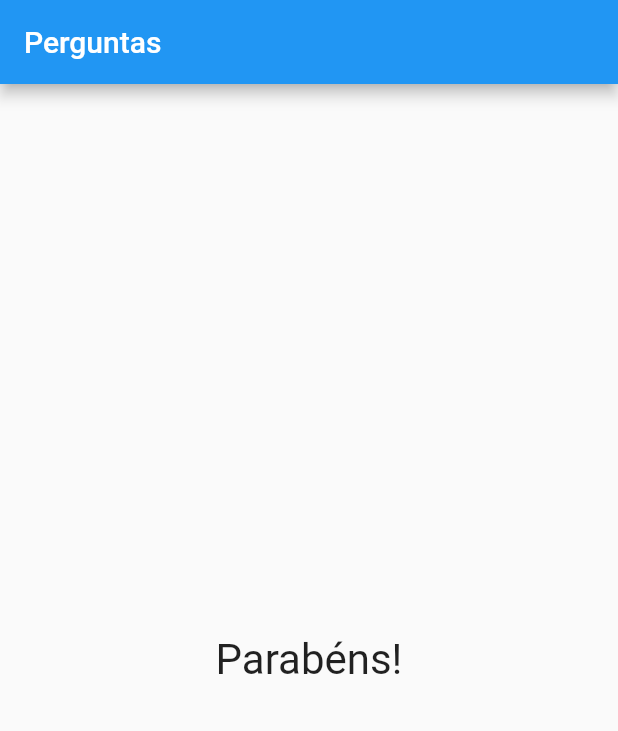
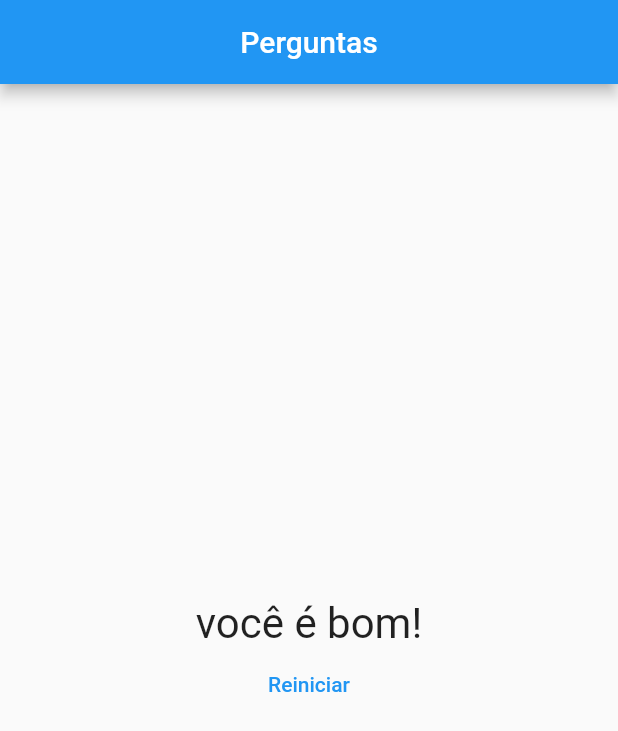
Before and after one commit to marcelonuness/projeto_perguntas, a Flutter app: the screen it shows after launch, after a tap on "Preto", after a tap on "Cobra", after a tap on "Palmeiras", on a phone screen of 412 x 824 dp. Shown: the top 731 px of the screen. Run offline on Flutter 3.47's test engine with Material 2 defaults, Android fonts, the phone set to English and light mode, and no system bars.

Commit message:
v 10-11-2022

```diff
--- a/lib/main.dart
+++ b/lib/main.dart
@@ -6,28 +6,51 @@ main() => runApp(PerguntaApp());
 
 class _PerguntaAppState extends State<PerguntaApp> {
   var _perguntaSelecionada = 0;
-
+  var _pontuacaoTotal = 0;
   final List<Map<String, Object>> _perguntas = const [
     {
       "texto": "Qual é sua cor favorita?",
-      "respostas": ["Preto", "Branco", "Verde", "Vermelho"],
+      "respostas": [
+        {"texto": "Preto", "pontuacao": 5},
+        {"texto": "Branco", "pontuacao": 3},
+        {"texto": "Verde", "pontuacao": 1},
+        {"texto": "Vermelho", "pontuacao": 10}
+      ],
     },
     {
       "texto": "Qual é seu animal favorito?",
-      "respostas": ["Coelho", "Cobra", "Elefante", "Leão"],
+      "respostas": [
+        {"texto": "Coelho", "pontuacao": 10},
+        {"texto": "Cobra", "pontuacao": 5},
+        {"texto": "Elefante", "pontuacao": 3},
+        {"texto": "Leão", "pontuacao": 1}
+      ],
     },
     {
       "texto": "Qual é o seu time favorito?",
-      "respostas": ["São Paulo", "Corinthians", "Palmeiras", "Vasco da Gama"],
+      "respostas": [
+        {"texto": "São Paulo", "pontuacao": 10},
+        {"texto": "Corinthians", "pontuacao": 3},
+        {"texto": "Palmeiras", "pontuacao": 1},
+        {"texto": "Vasco da Gama", "pontuacao": 5}
+      ],
     },
   ];
 
-  void _responder() {
+  void _responder(int pontuacao) {
     if (temPerguntaSelecionada) {
       setState(() {
         _perguntaSelecionada++;
+        _pontuacaoTotal += pontuacao;
       });
     }
+  }
+
+  void _reiniciarForm() {
+    setState(() {
+      _perguntaSelecionada = 0;
+      _pontuacaoTotal = 0;
+    });
   }
 
   bool get temPerguntaSelecionada {
@@ -39,13 +62,15 @@ class _PerguntaAppState extends State<PerguntaApp> {
     return MaterialApp(
       home: Scaffold(
         appBar: AppBar(
-            title: const Text("Perguntas"),
+          title: Text("Perguntas"),
+          centerTitle: true,
         ),
-          body: temPerguntaSelecionada ?
-          Questionario(
+        body: temPerguntaSelecionada
+            ? Questionario(
                 perguntas: _perguntas,
                 perguntaSelecionada: _perguntaSelecionada,
-            responder: _responder) : Resultado(),
+                responder: _responder)
+            : Resultado(_pontuacaoTotal, _reiniciarForm),
       ),
     );
   }
--- a/lib/questionario.dart
+++ b/lib/questionario.dart
@@ -5,7 +5,7 @@ import './resposta.dart';
 class Questionario extends StatelessWidget {
   final List<Map<String, Object>> perguntas;
   final int perguntaSelecionada;
-  final void Function() responder;
+  final void Function(int) responder;
 
   Questionario(
       {required this.perguntas,
@@ -18,13 +18,17 @@ class Questionario extends StatelessWidget {
 
   @override
   Widget build(BuildContext context) {
-    List<String> respostas = temPerguntaSelecionada
+    List<Map<String, Object>> respostas = temPerguntaSelecionada
         ? perguntas[perguntaSelecionada].cast()["respostas"]
+            as List<Map<String, Object>>
         : [];
     return Column(
       children: <Widget>[
         Questao(perguntas[perguntaSelecionada]["texto"].toString()),
-        ...respostas.map((t) => Resposta(t, responder)).toList(),
+        ...respostas.map((resp) {
+          return Resposta(resp["texto"] as String,
+              () => responder(int.parse(resp["pontuacao"].toString())));
+        }).toList(),
       ],
     );
   }
--- a/lib/resultado.dart
+++ b/lib/resultado.dart
@@ -1,16 +1,38 @@
 import 'package:flutter/material.dart';
 
 class Resultado extends StatelessWidget {
+  final int pontuacao;
+  final void Function() reiniciarForm;
+
+  Resultado(this.pontuacao, this.reiniciarForm);
+
+  String get fraseResultado {
+    if (pontuacao < 8) {
+      return "Parabéns!";
+    } else if (pontuacao < 12) {
+      return "você é bom!";
+    } else if (pontuacao < 16) {
+      return "Impressionante!!!";
+    } else {
+      return "Nível Jedi!";
+    }
+  }
 
   @override
   Widget build(BuildContext context) {
-    return const Center (
-                child: Text(
-                  "Parabéns!",
-                  style: TextStyle(
-                    fontSize: 28
-                  ),
-            ),
-          );
+    return Column(
+      mainAxisAlignment: MainAxisAlignment.center,
+      children: <Widget>[
+        Center(
+          child: Text(
+            fraseResultado,
+            style: TextStyle(fontSize: 28),
+          ),
+        ),
+        TextButton(
+          onPressed: reiniciarForm,
+          child: const Text("Reiniciar"))
+      ],
+    );
   }
 }
```
Lines whose indentation alone changed are shown as unchanged.
